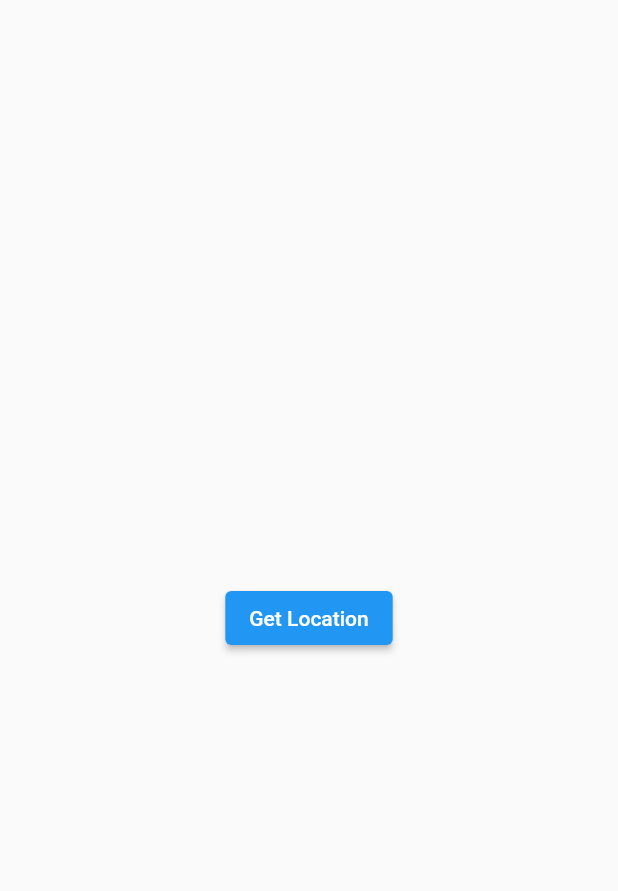
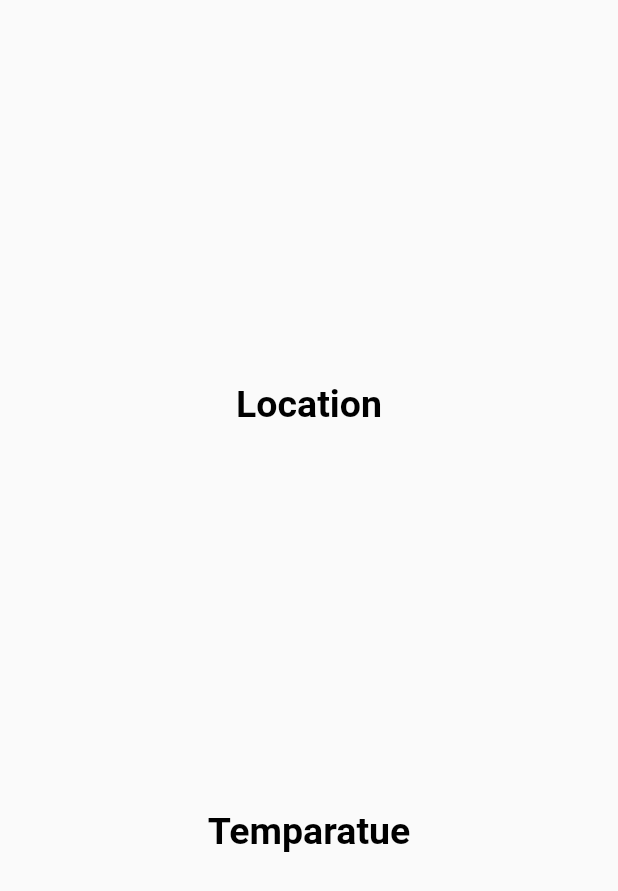
Before and after one commit to Emranul-Haque-Rakib/SimpleWeatherApp, a Flutter app: the screen it shows after launch, on a phone screen of 412 x 824 dp. Shown: the top 891 px of the screen. Run offline on Flutter 3.47's test engine with Material 2 defaults, Android fonts, the phone set to English and light mode, and no system bars; our stand-ins replace geolocator.

Commit message:
commit four

```diff
--- /dev/null
+++ b/lib/TextStyle.dart
@@ -0,0 +1,4 @@
+import 'package:flutter/material.dart';
+
+
+ const MyTextStyle = TextStyle(color: Colors.black, fontWeight: FontWeight.bold, fontSize: 25 );
--- a/lib/main.dart
+++ b/lib/main.dart
@@ -1,7 +1,13 @@
 import 'package:flutter/material.dart';
 import 'package:geolocator/geolocator.dart';
+import 'package:weatherapp/TextStyle.dart';
+import 'package:weatherapp/networkingstuff.dart';
 import 'getlocation.dart';
 import 'package:http/http.dart' as http;
+import 'dart:convert';
+
+
+const apiKey= 'b57065650a27b22fd7a7dda901a0a6ef';
 
 void main() {
   runApp(const MyApp());
@@ -27,31 +33,47 @@ class MyHomePage extends StatefulWidget {
   State<MyHomePage> createState() => _MyHomePageState();
 }
 
+class _MyHomePageState extends State<MyHomePage> {
 
- initState(){
-   Location();
- }
+  initState() {
+    LocationData();
+  }
 
- Location() async {
-   getlocation GetLocation=getlocation();
-   GetLocation.determinePosition();
+  var Longtitude;
+  var Latitude;
 
-   print(GetLocation.Lattitude);
-   print(GetLocation.Longtitude);
- }
+  LocationData() async {
+    getlocation GetLocation = getlocation();
+    await GetLocation.determinePosition();
 
-class _MyHomePageState extends State<MyHomePage> {
+   Latitude= GetLocation.Lattitude;
+   Longtitude=  GetLocation.Longtitude;
+
+   NetworkHelper networkHelper=  NetworkHelper('https://api.openweathermap.org/data/2.5/weather?lat=$Latitude&lon=$Longtitude&appid=$apiKey');
+   var weatherData= await networkHelper.getData();
+
+  }
 
   @override
   Widget build(BuildContext context) {
+
+
     return Scaffold(
-      body: Center(
-        child: ElevatedButton(
-          onPressed: ()  {
+      body: Container(
 
-          },
-          child: Text("Get Location"),
+      child: Center(
+        child: Column(
+            mainAxisAlignment: MainAxisAlignment.spaceEvenly,
+          children: [
+            Text(
+              "Location",style: MyTextStyle,
+            ),
+
+            Text("Temparatue",style: MyTextStyle,)
+
+          ],
         ),
+      ),
       ),
     );
 
@@ -59,7 +81,3 @@ class _MyHomePageState extends State<MyHomePage> {
     throw UnimplementedError();
   }
 }
-
-class a{
-
-}
```
Also changed, not shown: lib/networkingstuff.dart (added, +32 -0 lines).
